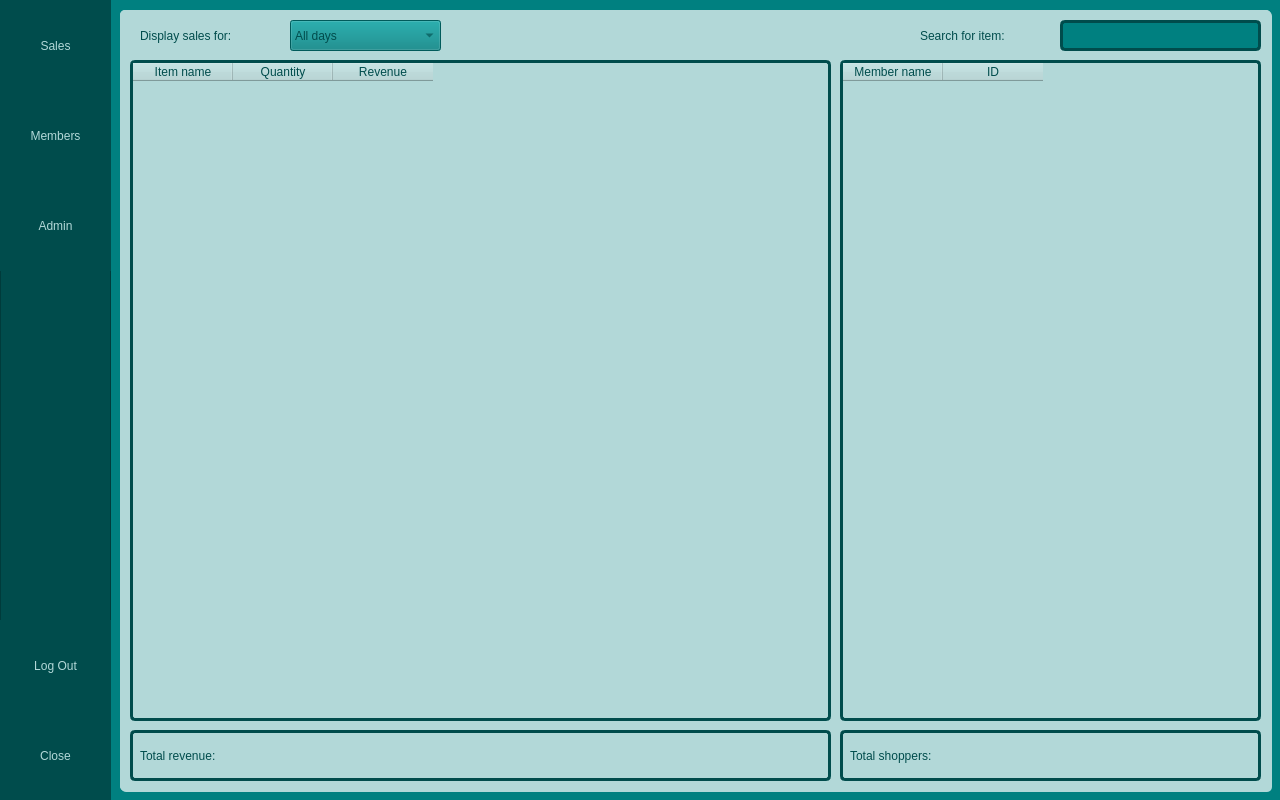
Above: mainwindow.ui from schwei322/CS1C-Project2 before the change. Below: the same form after it.
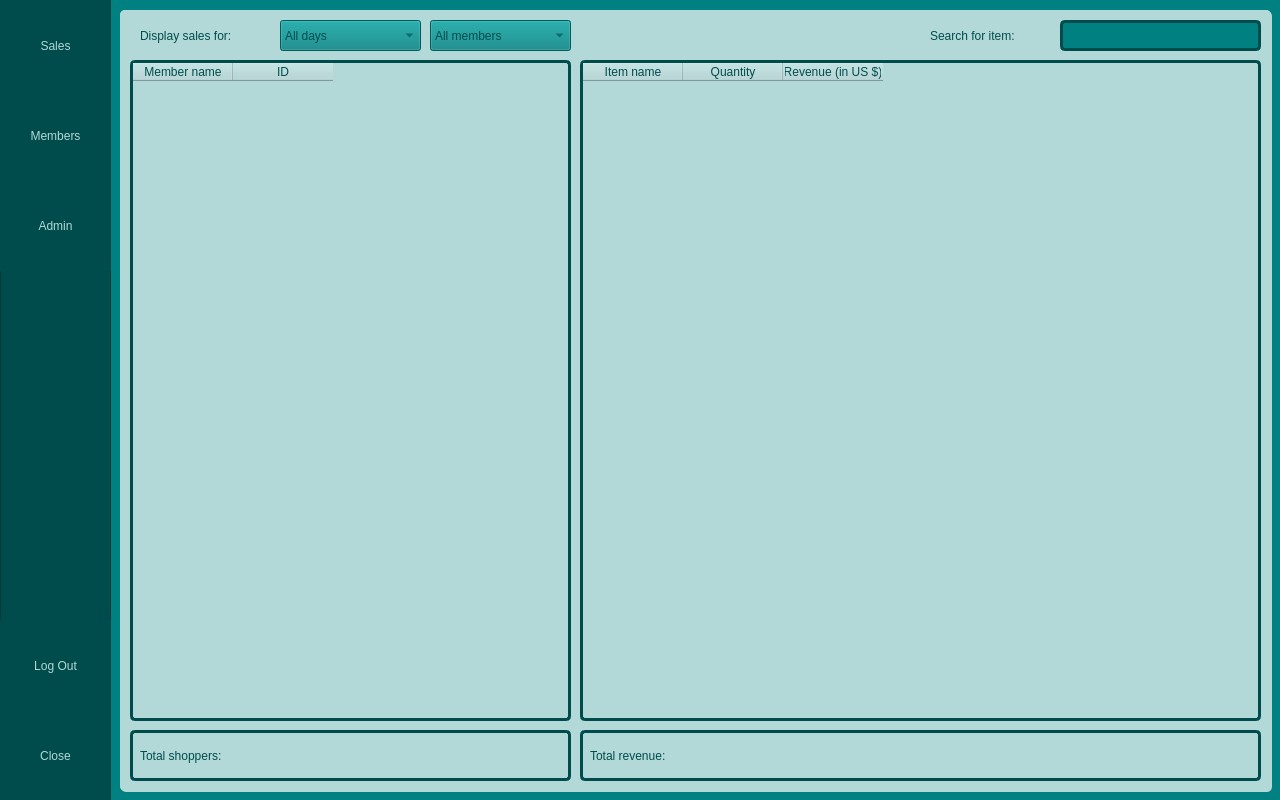
That is the form after the change.

```diff
--- a/mainwindow.ui
+++ b/mainwindow.ui
@@ -761,9 +761,9 @@
      <widget class="QTableWidget" name="salesTable">
       <property name="geometry">
        <rect>
-        <x>10</x>
+        <x>460</x>
         <y>50</y>
-        <width>701</width>
+        <width>681</width>
         <height>661</height>
        </rect>
       </property>
@@ -784,7 +784,7 @@
       </column>
       <column>
        <property name="text">
-        <string>Revenue</string>
+        <string>Revenue (in US $)</string>
        </property>
       </column>
      </widget>
@@ -793,7 +793,7 @@
        <rect>
         <x>20</x>
         <y>10</y>
-        <width>141</width>
+        <width>131</width>
         <height>31</height>
        </rect>
       </property>
@@ -808,9 +808,9 @@
      <widget class="QLabel" name="salesSearchLabel">
       <property name="geometry">
        <rect>
-        <x>800</x>
+        <x>810</x>
         <y>10</y>
-        <width>131</width>
+        <width>121</width>
         <height>31</height>
        </rect>
       </property>
@@ -844,9 +844,9 @@
      <widget class="QTableWidget" name="salesTable2">
       <property name="geometry">
        <rect>
-        <x>720</x>
+        <x>10</x>
         <y>50</y>
-        <width>421</width>
+        <width>441</width>
         <height>661</height>
        </rect>
       </property>
@@ -868,9 +868,9 @@
      <widget class="QFrame" name="salesRevFrame">
       <property name="geometry">
        <rect>
-        <x>10</x>
+        <x>460</x>
         <y>720</y>
-        <width>701</width>
+        <width>681</width>
         <height>51</height>
        </rect>
       </property>
@@ -909,9 +909,9 @@
       <widget class="QLabel" name="salesRevDisplay">
        <property name="geometry">
         <rect>
-         <x>590</x>
+         <x>550</x>
          <y>10</y>
-         <width>101</width>
+         <width>121</width>
          <height>31</height>
         </rect>
        </property>
@@ -930,9 +930,9 @@
      <widget class="QFrame" name="salesShoppersFrame">
       <property name="geometry">
        <rect>
-        <x>720</x>
+        <x>10</x>
         <y>720</y>
-        <width>421</width>
+        <width>441</width>
         <height>51</height>
        </rect>
       </property>
@@ -956,7 +956,7 @@
         <rect>
          <x>10</x>
          <y>10</y>
-         <width>121</width>
+         <width>161</width>
          <height>31</height>
         </rect>
        </property>
@@ -973,7 +973,7 @@
         <rect>
          <x>310</x>
          <y>10</y>
-         <width>101</width>
+         <width>121</width>
          <height>31</height>
         </rect>
        </property>
@@ -992,9 +992,9 @@
      <widget class="QComboBox" name="salesFilterSelect">
       <property name="geometry">
        <rect>
-        <x>170</x>
+        <x>160</x>
         <y>10</y>
-        <width>151</width>
+        <width>141</width>
         <height>31</height>
        </rect>
       </property>
@@ -1037,6 +1037,40 @@
         <string>Day 6</string>
        </property>
       </item>
+      <item>
+       <property name="text">
+        <string>Day 7</string>
+       </property>
+      </item>
+     </widget>
+     <widget class="QComboBox" name="membersFilterSelect">
+      <property name="geometry">
+       <rect>
+        <x>310</x>
+        <y>10</y>
+        <width>141</width>
+        <height>31</height>
+       </rect>
+      </property>
+      <property name="styleSheet">
+       <string notr="true">color: rgb(0, 76, 76);
+font: 87 12pt &quot;Segoe UI&quot;;</string>
+      </property>
+      <item>
+       <property name="text">
+        <string>All members</string>
+       </property>
+      </item>
+      <item>
+       <property name="text">
+        <string>Regular</string>
+       </property>
+      </item>
+      <item>
+       <property name="text">
+        <string>Executive</string>
+       </property>
+      </item>
      </widget>
     </widget>
     <zorder>admin</zorder>
```
Left out of the diff: 32 changed lines with no effect on the pictures.
